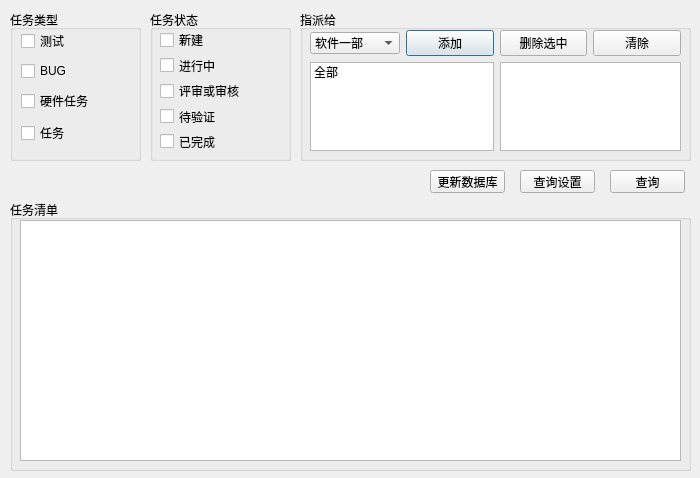
Old version of the form devices/redmine/redmine_count_panel.ui in the repository wwkkww1983/pythonwork.
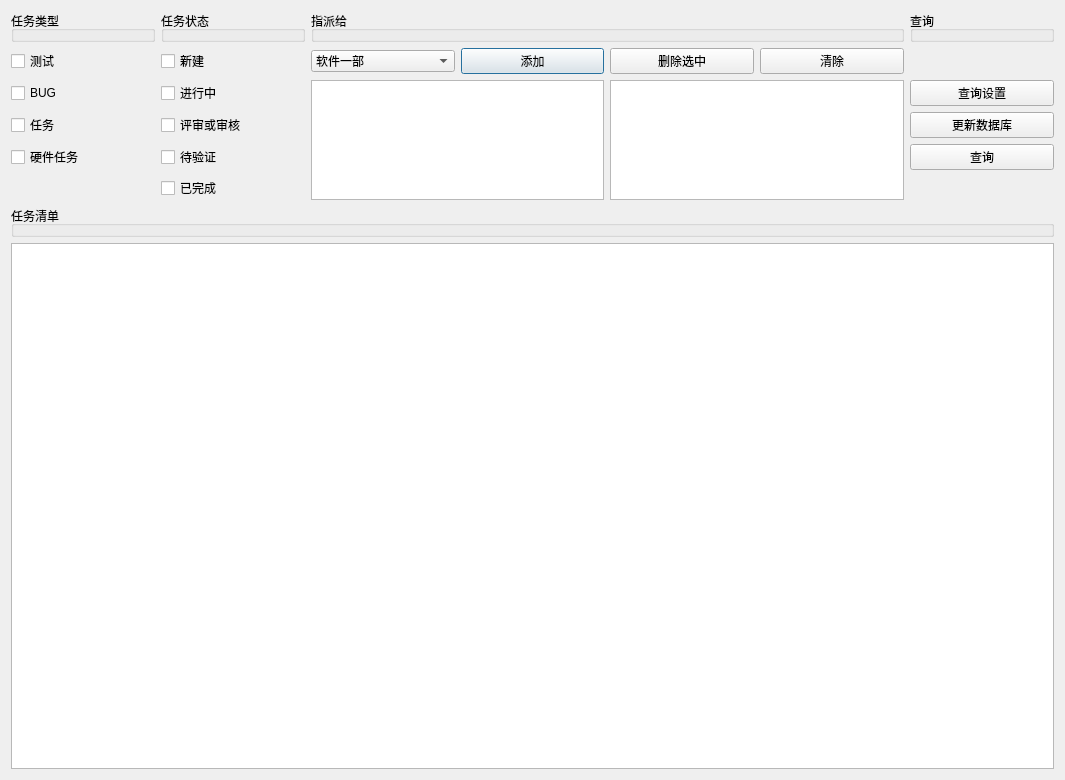
New version of the form.

Commit message: 1.布局优化 使支持适应窗口大小变化 2.实现数据在表格里显示、排序

What changed in the file:
```diff
--- a/devices/redmine/redmine_count_panel.ui
+++ b/devices/redmine/redmine_count_panel.ui
@@ -6,149 +6,31 @@
    <rect>
     <x>0</x>
     <y>0</y>
-    <width>700</width>
-    <height>478</height>
+    <width>1065</width>
+    <height>780</height>
    </rect>
   </property>
   <property name="windowTitle">
    <string>Dialog</string>
   </property>
-  <widget class="QGroupBox" name="groupBox_taskType">
-   <property name="geometry">
-    <rect>
-     <x>10</x>
-     <y>10</y>
-     <width>131</width>
-     <height>151</height>
-    </rect>
-   </property>
-   <property name="title">
-    <string>任务类型</string>
-   </property>
-   <widget class="QWidget" name="layoutWidget">
-    <property name="geometry">
-     <rect>
-      <x>11</x>
-      <y>17</y>
-      <width>111</width>
-      <height>121</height>
-     </rect>
-    </property>
-    <layout class="QVBoxLayout" name="verticalLayout">
-     <item>
-      <widget class="QCheckBox" name="checkBox_taskTest">
-       <property name="text">
-        <string>测试</string>
-       </property>
-      </widget>
-     </item>
-     <item>
-      <widget class="QCheckBox" name="checkBox_taskBug">
-       <property name="text">
-        <string>BUG</string>
-       </property>
-      </widget>
-     </item>
-     <item>
-      <widget class="QCheckBox" name="checkBox_taskHard">
-       <property name="text">
-        <string>硬件任务</string>
-       </property>
-      </widget>
-     </item>
-     <item>
-      <widget class="QCheckBox" name="checkBox_taskTask">
-       <property name="text">
-        <string>任务</string>
-       </property>
-      </widget>
-     </item>
-    </layout>
-   </widget>
-  </widget>
-  <widget class="QGroupBox" name="groupBox_taskStatus">
-   <property name="geometry">
-    <rect>
-     <x>150</x>
-     <y>10</y>
-     <width>141</width>
-     <height>151</height>
-    </rect>
-   </property>
-   <property name="title">
-    <string>任务状态</string>
-   </property>
-   <widget class="QWidget" name="layoutWidget">
-    <property name="geometry">
-     <rect>
-      <x>10</x>
-      <y>20</y>
-      <width>121</width>
-      <height>121</height>
-     </rect>
-    </property>
-    <layout class="QVBoxLayout" name="verticalLayout_2">
-     <item>
-      <widget class="QCheckBox" name="checkBox_statusNew">
-       <property name="text">
-        <string>新建</string>
-       </property>
-      </widget>
-     </item>
-     <item>
-      <widget class="QCheckBox" name="checkBox_statusWorking">
-       <property name="text">
-        <string>进行中</string>
-       </property>
-      </widget>
-     </item>
-     <item>
+  <layout class="QVBoxLayout" name="verticalLayout">
+   <item>
+    <layout class="QGridLayout" name="gridLayout_2">
+     <item row="3" column="1">
       <widget class="QCheckBox" name="checkBox_statusCheck">
        <property name="text">
         <string>评审或审核</string>
        </property>
       </widget>
      </item>
-     <item>
-      <widget class="QCheckBox" name="checkBox_statusWaitcheck">
+     <item row="1" column="3">
+      <widget class="QPushButton" name="pushButton_assignedAdd">
        <property name="text">
-        <string>待验证</string>
+        <string>添加</string>
        </property>
       </widget>
      </item>
-     <item>
-      <widget class="QCheckBox" name="checkBox_statusOver">
-       <property name="text">
-        <string>已完成</string>
-       </property>
-      </widget>
-     </item>
-    </layout>
-   </widget>
-  </widget>
-  <widget class="QGroupBox" name="groupBox_assigned">
-   <property name="geometry">
-    <rect>
-     <x>300</x>
-     <y>10</y>
-     <width>391</width>
-     <height>151</height>
-    </rect>
-   </property>
-   <property name="title">
-    <string>指派给</string>
-   </property>
-   <widget class="QWidget" name="layoutWidget">
-    <property name="geometry">
-     <rect>
-      <x>10</x>
-      <y>20</y>
-      <width>371</width>
-      <height>121</height>
-     </rect>
-    </property>
-    <layout class="QGridLayout" name="gridLayout">
-     <item row="0" column="0">
+     <item row="1" column="2">
       <widget class="QComboBox" name="comboBox_assignedTo">
        <item>
         <property name="text">
@@ -187,104 +69,144 @@
        </item>
       </widget>
      </item>
-     <item row="0" column="1">
-      <widget class="QPushButton" name="pushButton_assignedAdd">
+     <item row="5" column="1">
+      <widget class="QCheckBox" name="checkBox_statusOver">
        <property name="text">
-        <string>添加</string>
+        <string>已完成</string>
        </property>
       </widget>
      </item>
-     <item row="0" column="2">
+     <item row="3" column="6">
+      <widget class="QPushButton" name="pushButton_renew">
+       <property name="text">
+        <string>更新数据库</string>
+       </property>
+      </widget>
+     </item>
+     <item row="4" column="1">
+      <widget class="QCheckBox" name="checkBox_statusWaitcheck">
+       <property name="text">
+        <string>待验证</string>
+       </property>
+      </widget>
+     </item>
+     <item row="1" column="4">
       <widget class="QPushButton" name="pushButton_assignedDel">
        <property name="text">
         <string>删除选中</string>
        </property>
       </widget>
      </item>
-     <item row="0" column="3">
+     <item row="2" column="2" rowspan="4" colspan="2">
+      <widget class="QListWidget" name="listWidget_partMembers"/>
+     </item>
+     <item row="2" column="4" rowspan="4" colspan="2">
+      <widget class="QListWidget" name="listWidget_assignedTo"/>
+     </item>
+     <item row="2" column="6">
+      <widget class="QPushButton" name="pushButton_set">
+       <property name="text">
+        <string>查询设置</string>
+       </property>
+      </widget>
+     </item>
+     <item row="4" column="6">
+      <widget class="QPushButton" name="pushButton_count">
+       <property name="text">
+        <string>查询</string>
+       </property>
+      </widget>
+     </item>
+     <item row="1" column="5">
       <widget class="QPushButton" name="pushButton_assignedClear">
        <property name="text">
         <string>清除</string>
        </property>
       </widget>
      </item>
-     <item row="1" column="2" colspan="2">
-      <widget class="QListWidget" name="listWidget_assignedTo"/>
+     <item row="0" column="0">
+      <widget class="QGroupBox" name="groupBox">
+       <property name="title">
+        <string>任务类型</string>
+       </property>
+      </widget>
      </item>
-     <item row="1" column="0" colspan="2">
-      <widget class="QListWidget" name="listWidget_partMembers">
-       <item>
-        <property name="text">
-         <string>全部</string>
-        </property>
-       </item>
+     <item row="0" column="1">
+      <widget class="QGroupBox" name="groupBox_2">
+       <property name="title">
+        <string>任务状态</string>
+       </property>
+      </widget>
+     </item>
+     <item row="1" column="1">
+      <widget class="QCheckBox" name="checkBox_statusNew">
+       <property name="text">
+        <string>新建</string>
+       </property>
+      </widget>
+     </item>
+     <item row="1" column="0">
+      <widget class="QCheckBox" name="checkBox_taskTest">
+       <property name="text">
+        <string>测试</string>
+       </property>
+      </widget>
+     </item>
+     <item row="4" column="0">
+      <widget class="QCheckBox" name="checkBox_taskHard">
+       <property name="text">
+        <string>硬件任务</string>
+       </property>
+      </widget>
+     </item>
+     <item row="2" column="0">
+      <widget class="QCheckBox" name="checkBox_taskBug">
+       <property name="text">
+        <string>BUG</string>
+       </property>
+      </widget>
+     </item>
+     <item row="3" column="0">
+      <widget class="QCheckBox" name="checkBox_taskTask">
+       <property name="text">
+        <string>任务</string>
+       </property>
+      </widget>
+     </item>
+     <item row="2" column="1">
+      <widget class="QCheckBox" name="checkBox_statusWorking">
+       <property name="text">
+        <string>进行中</string>
+       </property>
+      </widget>
+     </item>
+     <item row="7" column="0" colspan="7">
+      <widget class="QTableWidget" name="tableWidget_taskList"/>
+     </item>
+     <item row="0" column="2" colspan="4">
+      <widget class="QGroupBox" name="groupBox_3">
+       <property name="title">
+        <string>指派给</string>
+       </property>
+      </widget>
+     </item>
+     <item row="0" column="6">
+      <widget class="QGroupBox" name="groupBox_4">
+       <property name="title">
+        <string>查询</string>
+       </property>
+      </widget>
+     </item>
+     <item row="6" column="0" colspan="7">
+      <widget class="QGroupBox" name="groupBox_5">
+       <property name="title">
+        <string>任务清单</string>
+       </property>
       </widget>
      </item>
     </layout>
-   </widget>
-  </widget>
-  <widget class="QGroupBox" name="groupBox_taskList">
-   <property name="geometry">
-    <rect>
-     <x>10</x>
-     <y>200</y>
-     <width>681</width>
-     <height>271</height>
-    </rect>
-   </property>
-   <property name="title">
-    <string>任务清单</string>
-   </property>
-   <widget class="QTableWidget" name="tableWidget_taskList">
-    <property name="geometry">
-     <rect>
-      <x>10</x>
-      <y>20</y>
-      <width>661</width>
-      <height>241</height>
-     </rect>
-    </property>
-   </widget>
-  </widget>
-  <widget class="QPushButton" name="pushButton_count">
-   <property name="geometry">
-    <rect>
-     <x>610</x>
-     <y>170</y>
-     <width>75</width>
-     <height>23</height>
-    </rect>
-   </property>
-   <property name="text">
-    <string>查询</string>
-   </property>
-  </widget>
-  <widget class="QPushButton" name="pushButton_renew">
-   <property name="geometry">
-    <rect>
-     <x>430</x>
-     <y>170</y>
-     <width>75</width>
-     <height>23</height>
-    </rect>
-   </property>
-   <property name="text">
-    <string>更新数据库</string>
-   </property>
-  </widget>
-  <widget class="QPushButton" name="pushButton_set">
-   <property name="geometry">
-    <rect>
-     <x>520</x>
-     <y>170</y>
-     <width>75</width>
-     <height>23</height>
-    </rect>
-   </property>
-   <property name="text">
-    <string>查询设置</string>
-   </property>
-  </widget>
+   </item>
+  </layout>
  </widget>
  <resources/>
  <connections/>
```
The commit also changes 6 other files.
